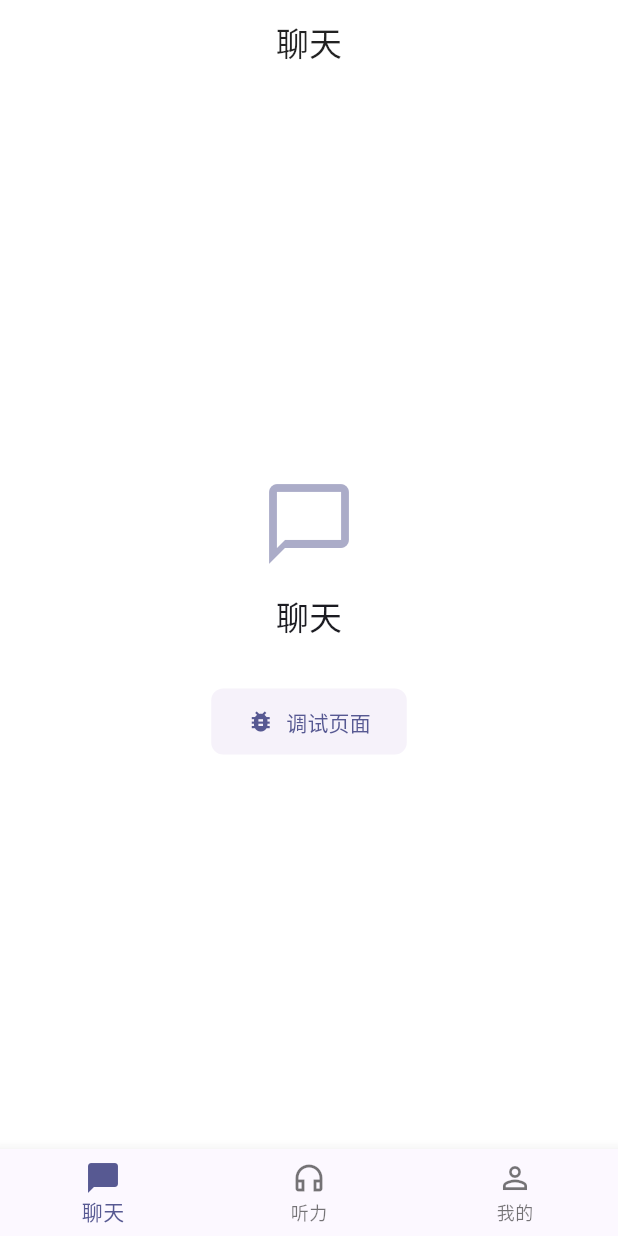
After one commit to yexianbei/LingoGo, a Flutter app: the screen it shows after launch, after a tap on the "close" icon, on a phone screen of 412 x 824 dp. The commit adds this screen. Run offline on Flutter 3.47's test engine with Material 3 defaults, Android fonts, the phone set to English and light mode, and no system bars; our stand-ins replace image_picker, shared_preferences.

Commit message:
添加音频提取功能及相关页面和国际化支持
- 新增音频提取服务和原生方法通道
- 实现音频提取功能，支持视频文件音频提取
- 添加调试页面，集成视频选择和音频提取功能
- 完善应用国际化，支持中文、英文和日文
- 更新主页面和底部导航栏，整合新功能

```diff
--- a/lingo_flutter/lib/app.dart
+++ b/lingo_flutter/lib/app.dart
@@ -1,19 +1,38 @@
 import 'package:flutter/material.dart';
+import 'package:flutter_localizations/flutter_localizations.dart';
 import 'core/theme/app_theme.dart';
 import 'core/storage/preferences_service.dart';
+import 'core/i18n/app_localizations.dart';
+import 'data/models/lingo_language.dart';
 import 'presentation/pages/onboarding/onboarding_page.dart';
+import 'presentation/pages/home/home_page.dart';
 
 class LingoApp extends StatelessWidget {
   const LingoApp({super.key});
 
   @override
   Widget build(BuildContext context) {
+    // TODO: 从用户设置中获取语言，目前默认使用中文
+    const defaultLocale = LingoLanguage.zhCN;
+
     return MaterialApp(
       title: 'LingoGo',
       debugShowCheckedModeBanner: false,
       theme: AppTheme.lightTheme,
       darkTheme: AppTheme.darkTheme,
       themeMode: ThemeMode.system,
+      localizationsDelegates: [
+        AppLocalizationsDelegate(defaultLocale),
+        GlobalMaterialLocalizations.delegate,
+        GlobalWidgetsLocalizations.delegate,
+        GlobalCupertinoLocalizations.delegate,
+      ],
+      supportedLocales: const [
+        Locale('zh', 'CN'),
+        Locale('en', 'US'),
+        Locale('ja', 'JP'),
+      ],
+      locale: const Locale('zh', 'CN'),
       home: const SplashScreen(),
       routes: {
         '/onboarding': (context) => const OnboardingPage(),
@@ -173,20 +192,3 @@ class _SplashScreenState extends State<SplashScreen> {
     );
   }
 }
-
-/// 主页面（临时）
-class HomePage extends StatelessWidget {
-  const HomePage({super.key});
-
-  @override
-  Widget build(BuildContext context) {
-    return Scaffold(
-      appBar: AppBar(
-        title: const Text('LingoGo'),
-      ),
-      body: const Center(
-        child: Text('欢迎使用 LingoGo'),
-      ),
-    );
-  }
-}
--- /dev/null
+++ b/lingo_flutter/lib/core/i18n/app_localizations.dart
@@ -0,0 +1,96 @@
+import 'package:flutter/material.dart';
+import '../../data/models/lingo_language.dart';
+
+/// 应用本地化类
+class AppLocalizations {
+  final LingoLanguage locale;
+
+  AppLocalizations(this.locale);
+
+  static AppLocalizations of(BuildContext context) {
+    return Localizations.of<AppLocalizations>(context, AppLocalizations) ??
+        AppLocalizations(LingoLanguage.zhCN);
+  }
+
+  // 底部导航栏
+  String get tabChat => _getText('tab_chat');
+  String get tabListening => _getText('tab_listening');
+  String get tabMine => _getText('tab_mine');
+
+  // 通用
+  String get appName => _getText('app_name');
+  String get welcome => _getText('welcome');
+  String get next => _getText('next');
+
+  // 调试页面
+  String get debugPage => _getText('debug_page');
+  String get selectVideo => _getText('select_video');
+  String get extractAudio => _getText('extract_audio');
+
+  String _getText(String key) {
+    switch (locale) {
+      case LingoLanguage.zhCN:
+        return _zhCN[key] ?? key;
+      case LingoLanguage.enUS:
+        return _enUS[key] ?? key;
+      case LingoLanguage.jaJP:
+        return _jaJP[key] ?? key;
+    }
+  }
+
+  static const Map<String, String> _zhCN = {
+    'tab_chat': '聊天',
+    'tab_listening': '听力',
+    'tab_mine': '我的',
+    'app_name': 'LingoGo',
+    'welcome': '欢迎',
+    'next': '下一步',
+    'debug_page': '调试页面',
+    'select_video': '选择视频文件',
+    'extract_audio': '提取音频',
+  };
+
+  static const Map<String, String> _enUS = {
+    'tab_chat': 'Chat',
+    'tab_listening': 'Listening',
+    'tab_mine': 'Mine',
+    'app_name': 'LingoGo',
+    'welcome': 'Welcome',
+    'next': 'Next',
+    'debug_page': 'Debug Page',
+    'select_video': 'Select Video',
+    'extract_audio': 'Extract Audio',
+  };
+
+  static const Map<String, String> _jaJP = {
+    'tab_chat': 'チャット',
+    'tab_listening': 'リスニング',
+    'tab_mine': 'マイ',
+    'app_name': 'LingoGo',
+    'welcome': 'ようこそ',
+    'next': '次へ',
+    'debug_page': 'デバッグページ',
+    'select_video': '動画を選択',
+    'extract_audio': '音声を抽出',
+  };
+}
+
+/// 本地化代理
+class AppLocalizationsDelegate extends LocalizationsDelegate<AppLocalizations> {
+  final LingoLanguage locale;
+
+  const AppLocalizationsDelegate(this.locale);
+
+  @override
+  bool isSupported(Locale locale) => true;
+
+  @override
+  Future<AppLocalizations> load(Locale locale) async {
+    // 异步加载，确保本地化系统正常工作
+    await Future.delayed(Duration.zero);
+    return AppLocalizations(this.locale);
+  }
+
+  @override
+  bool shouldReload(AppLocalizationsDelegate old) => old.locale != locale;
+}
--- /dev/null
+++ b/lingo_flutter/lib/presentation/pages/home/chat_page.dart
@@ -0,0 +1,54 @@
+import 'package:flutter/material.dart';
+import '../../../core/i18n/app_localizations.dart';
+import '../debug/debug_page.dart';
+
+/// 聊天页面
+class ChatPage extends StatelessWidget {
+  const ChatPage({super.key});
+
+  @override
+  Widget build(BuildContext context) {
+    final localizations = AppLocalizations.of(context);
+
+    return Scaffold(
+      appBar: AppBar(
+        title: Text(localizations.tabChat),
+      ),
+      body: Center(
+        child: Column(
+          mainAxisAlignment: MainAxisAlignment.center,
+          children: [
+            Icon(
+              Icons.chat_bubble_outline,
+              size: 64,
+              color: Theme.of(context).colorScheme.primary.withOpacity(0.5),
+            ),
+            const SizedBox(height: 16),
+            Text(
+              localizations.tabChat,
+              style: Theme.of(context).textTheme.titleLarge,
+            ),
+            const SizedBox(height: 32),
+            ElevatedButton.icon(
+              onPressed: () {
+                Navigator.of(context).push(
+                  MaterialPageRoute(
+                    builder: (context) => const DebugPage(),
+                  ),
+                );
+              },
+              icon: const Icon(Icons.bug_report),
+              label: const Text('调试页面'),
+              style: ElevatedButton.styleFrom(
+                padding: const EdgeInsets.symmetric(
+                  horizontal: 24,
+                  vertical: 12,
+                ),
+              ),
+            ),
+          ],
+        ),
+      ),
+    );
+  }
+}
--- /dev/null
+++ b/lingo_flutter/lib/presentation/pages/home/home_page.dart
@@ -0,0 +1,69 @@
+import 'package:flutter/material.dart';
+import 'package:provider/provider.dart';
+import '../../../core/i18n/app_localizations.dart';
+import '../../providers/bottom_nav_provider.dart';
+import 'chat_page.dart';
+import 'listening_page.dart';
+import 'mine_page.dart';
+
+/// 主页面（带底部导航栏）
+class HomePage extends StatelessWidget {
+  const HomePage({super.key});
+
+  @override
+  Widget build(BuildContext context) {
+    return ChangeNotifierProvider(
+      create: (_) => BottomNavProvider(),
+      child: const _HomePageContent(),
+    );
+  }
+}
+
+class _HomePageContent extends StatelessWidget {
+  const _HomePageContent();
+
+  @override
+  Widget build(BuildContext context) {
+    // 安全获取本地化对象
+    final localizations = AppLocalizations.of(context);
+
+    return Consumer<BottomNavProvider>(
+      builder: (context, bottomNavProvider, child) {
+        return Scaffold(
+          body: IndexedStack(
+            index: bottomNavProvider.currentIndexValue,
+            children: const [
+              ChatPage(),
+              ListeningPage(),
+              MinePage(),
+            ],
+          ),
+          bottomNavigationBar: BottomNavigationBar(
+            currentIndex: bottomNavProvider.currentIndexValue,
+            onTap: (index) {
+              bottomNavProvider.setIndexByValue(index);
+            },
+            type: BottomNavigationBarType.fixed,
+            items: [
+              BottomNavigationBarItem(
+                icon: const Icon(Icons.chat_bubble_outline),
+                activeIcon: const Icon(Icons.chat_bubble),
+                label: localizations.tabChat,
+              ),
+              BottomNavigationBarItem(
+                icon: const Icon(Icons.headphones_outlined),
+                activeIcon: const Icon(Icons.headphones),
+                label: localizations.tabListening,
+              ),
+              BottomNavigationBarItem(
+                icon: const Icon(Icons.person_outline),
+                activeIcon: const Icon(Icons.person),
+                label: localizations.tabMine,
+              ),
+            ],
+          ),
+        );
+      },
+    );
+  }
+}
--- /dev/null
+++ b/lingo_flutter/lib/presentation/pages/home/listening_page.dart
@@ -0,0 +1,35 @@
+import 'package:flutter/material.dart';
+import '../../../core/i18n/app_localizations.dart';
+
+/// 听力页面
+class ListeningPage extends StatelessWidget {
+  const ListeningPage({super.key});
+
+  @override
+  Widget build(BuildContext context) {
+    final localizations = AppLocalizations.of(context);
+
+    return Scaffold(
+      appBar: AppBar(
+        title: Text(localizations.tabListening),
+      ),
+      body: Center(
+        child: Column(
+          mainAxisAlignment: MainAxisAlignment.center,
+          children: [
+            Icon(
+              Icons.headphones_outlined,
+              size: 64,
+              color: Theme.of(context).colorScheme.primary.withOpacity(0.5),
+            ),
+            const SizedBox(height: 16),
+            Text(
+              localizations.tabListening,
+              style: Theme.of(context).textTheme.titleLarge,
+            ),
+          ],
+        ),
+      ),
+    );
+  }
+}
--- /dev/null
+++ b/lingo_flutter/lib/presentation/pages/home/mine_page.dart
@@ -0,0 +1,35 @@
+import 'package:flutter/material.dart';
+import '../../../core/i18n/app_localizations.dart';
+
+/// 我的页面
+class MinePage extends StatelessWidget {
+  const MinePage({super.key});
+
+  @override
+  Widget build(BuildContext context) {
+    final localizations = AppLocalizations.of(context);
+
+    return Scaffold(
+      appBar: AppBar(
+        title: Text(localizations.tabMine),
+      ),
+      body: Center(
+        child: Column(
+          mainAxisAlignment: MainAxisAlignment.center,
+          children: [
+            Icon(
+              Icons.person_outline,
+              size: 64,
+              color: Theme.of(context).colorScheme.primary.withOpacity(0.5),
+            ),
+            const SizedBox(height: 16),
+            Text(
+              localizations.tabMine,
+              style: Theme.of(context).textTheme.titleLarge,
+            ),
+          ],
+        ),
+      ),
+    );
+  }
+}
--- /dev/null
+++ b/lingo_flutter/lib/presentation/providers/bottom_nav_provider.dart
@@ -0,0 +1,35 @@
+import 'package:flutter/foundation.dart';
+
+/// 底部导航栏索引枚举
+enum BottomNavIndex {
+  chat(0),
+  listening(1),
+  mine(2);
+
+  final int value;
+  const BottomNavIndex(this.value);
+}
+
+/// 底部导航栏状态管理
+class BottomNavProvider extends ChangeNotifier {
+  BottomNavIndex _currentIndex = BottomNavIndex.chat;
+
+  BottomNavIndex get currentIndex => _currentIndex;
+
+  int get currentIndexValue => _currentIndex.value;
+
+  void setIndex(BottomNavIndex index) {
+    if (_currentIndex != index) {
+      _currentIndex = index;
+      notifyListeners();
+    }
+  }
+
+  void setIndexByValue(int index) {
+    final newIndex = BottomNavIndex.values.firstWhere(
+      (e) => e.value == index,
+      orElse: () => BottomNavIndex.chat,
+    );
+    setIndex(newIndex);
+  }
+}
--- a/lingo_flutter/pubspec.yaml
+++ b/lingo_flutter/pubspec.yaml
@@ -8,6 +8,8 @@ environment:
 
 dependencies:
   flutter:
+    sdk: flutter
+  flutter_localizations:
     sdk: flutter
 
   # 状态管理
@@ -32,6 +34,9 @@ dependencies:
   # 权限管理
   permission_handler: ^12.0.1
 
+  # 文件选择
+  image_picker: ^1.0.7
+
 dev_dependencies:
   flutter_test:
     sdk: flutter
```
Also changed, not shown: lingo_flutter/lib/core/utils/log.dart (added, +24 -0 lines), lingo_flutter/lib/presentation/pages/debug/debug_page.dart (added, +218 -0 lines), lingo_flutter/lib/services/audio_extractor_service.dart (added, +44 -0 lines), lingo_flutter/pubspec.lock, 9 other files.
